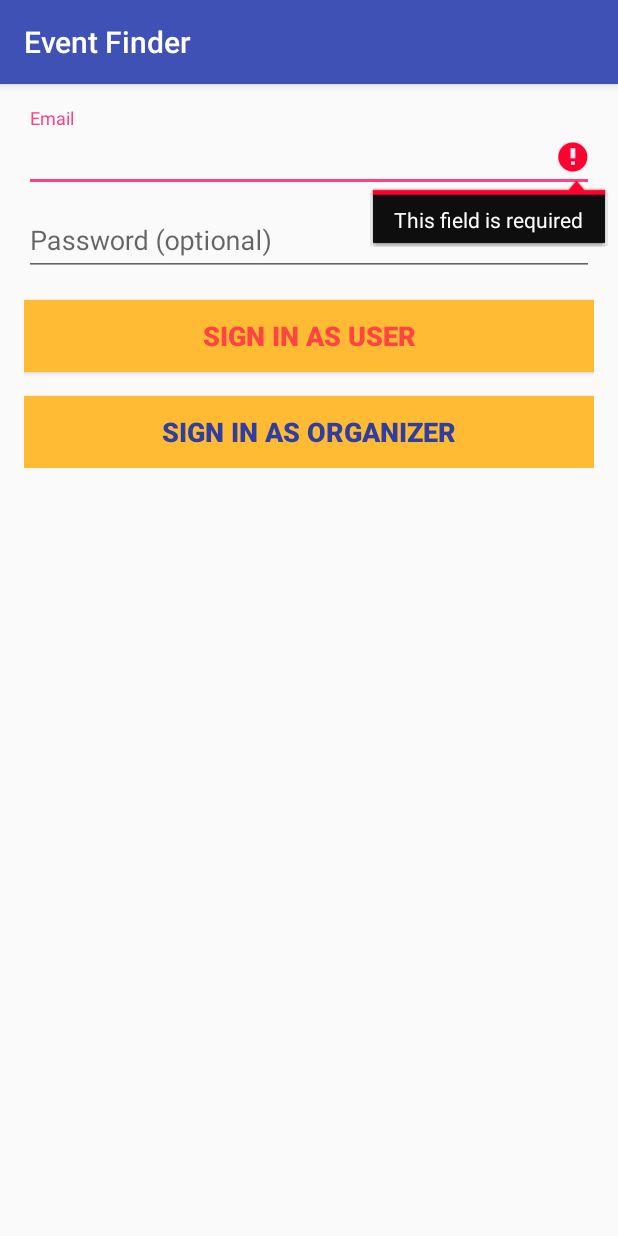
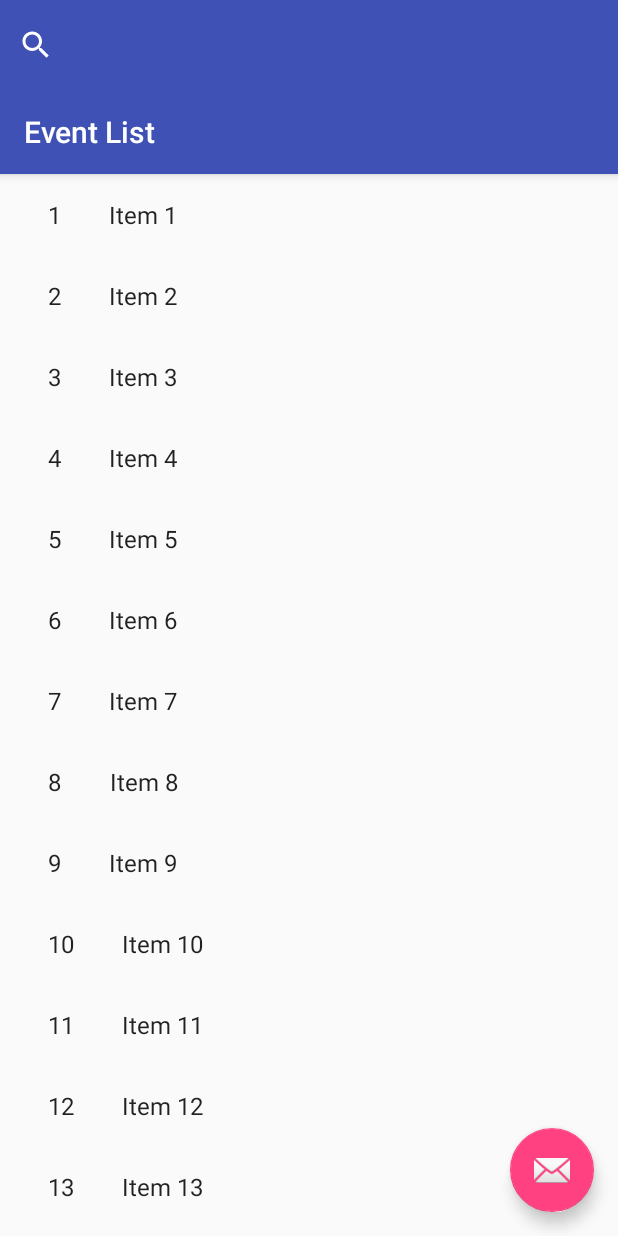
Before and after one commit to hsun0120/event-finder, an Android app: the screen it shows after launch (LoginScreen before the commit, EventListActivity after it), after a tap on "SIGN IN AS USER", on a phone screen of 412 x 824 dp. Run offline under Robolectric (Android 15) with nearby library versions, the phone set to English and light mode, and no system bars; 2 statements that could not run were skipped.

Commit message:
Linked event list view activity with sign in as user. styles.xml changed to resolve error:   This Activity already has an action bar supplied by the window decor. Do not request Window.FEATURE_ACTION_BAR and set windowActionBar to false in your theme to use a Toolbar instead.

```diff
--- a/app/src/main/AndroidManifest.xml
+++ b/app/src/main/AndroidManifest.xml
@@ -37,6 +37,20 @@
             </intent-filter>
         </activity>
 
+
+        <activity
+            android:name=".EventListActivity"
+            android:label="Event List">
+
+
+            <intent-filter>
+                <action android:name="edu.ucsd.cse110.group50.eventfinder.EventListActivity" />
+
+                <category android:name="android.intent.category.DEFAULT" />
+            </intent-filter>
+        </activity>
+
+
     </application>
 
 </manifest>
--- a/app/src/main/java/edu/ucsd/cse110/group50/eventfinder/LoginScreen.java
+++ b/app/src/main/java/edu/ucsd/cse110/group50/eventfinder/LoginScreen.java
@@ -46,7 +46,8 @@ public class LoginScreen extends AppCompatActivity implements LoaderCallbacks<Cu
      */
     private static final int REQUEST_READ_CONTACTS = 0;
 
-
+//    private Button mEmail_User_signInButton;
+//    private Button mEmail_Organizer_signInButton;
 
 
 
@@ -55,7 +56,7 @@ public class LoginScreen extends AppCompatActivity implements LoaderCallbacks<Cu
      * TODO: remove after connecting to a real authentication system.
      */
     private static final String[] DUMMY_CREDENTIALS = new String[]{
-            "foo@example.com:hello", "bar@example.com:world"
+            "foo@example.com:hello", "bar@example.com:world", "123:123"
     };
     /**
      * Keep track of the login task to ensure we can cancel it if requested.
@@ -70,6 +71,9 @@ public class LoginScreen extends AppCompatActivity implements LoaderCallbacks<Cu
 
     @Override
     protected void onCreate(Bundle savedInstanceState) {
+
+        Button mEmail_User_signInButton = (Button) findViewById(R.id.email_user_sign_in_button);
+        Button mEmail_Organizer_signInButton = (Button) findViewById(R.id.email_organizer_sign_in_button);
         super.onCreate(savedInstanceState);
         setContentView(R.layout.activity_login_screen);
         // Set up the login form.
@@ -88,22 +92,22 @@ public class LoginScreen extends AppCompatActivity implements LoaderCallbacks<Cu
             }
         });
 
-        Button mEmail_User_signInButton = (Button) findViewById(R.id.email_user_sign_in_button);
-        Button mEmail_Organizer_signInButton = (Button) findViewById(R.id.email_organizer_sign_in_button);
 
 
-        mEmail_User_signInButton.setOnClickListener(new OnClickListener() {
-            @Override
-            public void onClick(View view) {
-                attemptLogin();
-            }
-        });
+
+//        mEmail_User_signInButton.setOnClickListener(new OnClickListener() {
+//            @Override
+//            public void onClick(View view) {
+//                attemptLogin();
+//            }
+//        });
 
         mLoginFormView = findViewById(R.id.login_form);
         mProgressView = findViewById(R.id.login_progress);
 
 
         OnClickButtonListner();
+        OnClickOrganizerButtonListner();
     }
 
     private void populateAutoComplete() {
@@ -303,9 +307,39 @@ public class LoginScreen extends AppCompatActivity implements LoaderCallbacks<Cu
     }
 
     public void OnClickButtonListner(){
+        Button mEmail_User_signInButton = (Button) findViewById(R.id.email_user_sign_in_button);
 
-        Button button = (Button)findViewById(R.id.email_organizer_sign_in_button);
-        button.setOnClickListener(
+        mEmail_User_signInButton.setOnClickListener(
+                new View.OnClickListener(){
+                    @Override
+                    public void onClick(View v){
+                        Intent intent = new Intent(LoginScreen.this, EventListActivity.class);
+                        startActivity(intent);
+                    }
+                }
+        );
+
+
+
+
+//        mEmail_Organizer_signInButton.setOnClickListener(
+//                new View.OnClickListener(){
+//                    @Override
+//                    public void onClick(View v){
+//                        Intent intent = new Intent(LoginScreen.this, OrganizerHome.class);
+//                        startActivity(intent);
+//                    }
+//                }
+//        );
+    }
+
+
+    public void OnClickOrganizerButtonListner(){
+
+
+        Button mEmail_Organizer_signInButton = (Button) findViewById(R.id.email_organizer_sign_in_button);
+
+        mEmail_Organizer_signInButton.setOnClickListener(
                 new View.OnClickListener(){
                     @Override
                     public void onClick(View v){
--- a/app/src/main/res/values/styles.xml
+++ b/app/src/main/res/values/styles.xml
@@ -6,11 +6,16 @@
         <item name="colorPrimary">@color/colorPrimary</item>
         <item name="colorPrimaryDark">@color/colorPrimaryDark</item>
         <item name="colorAccent">@color/colorAccent</item>
+        <item name="windowActionBar">false</item>
+        <item name="windowNoTitle">true</item>
+
+
     </style>
 
     <style name="AppTheme.NoActionBar">
         <item name="windowActionBar">false</item>
         <item name="windowNoTitle">true</item>
+
     </style>
 
     <style name="AppTheme.AppBarOverlay" parent="ThemeOverlay.AppCompat.Dark.ActionBar" />
```
